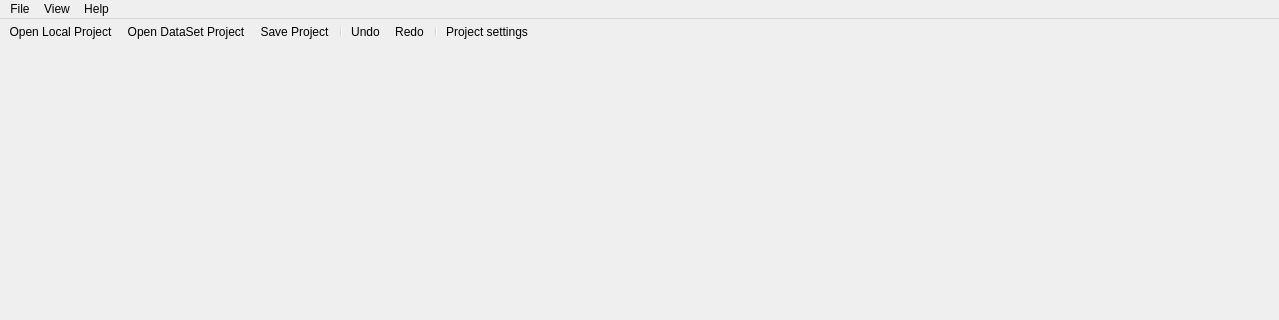
This is anno/MainWindow.ui in urobots-io/anno as Qt 5 draws it before an edit; both pictures show x 0 to 1279 and y 0 to 320 of the 1279 by 901 pixel window. The edited form follows.
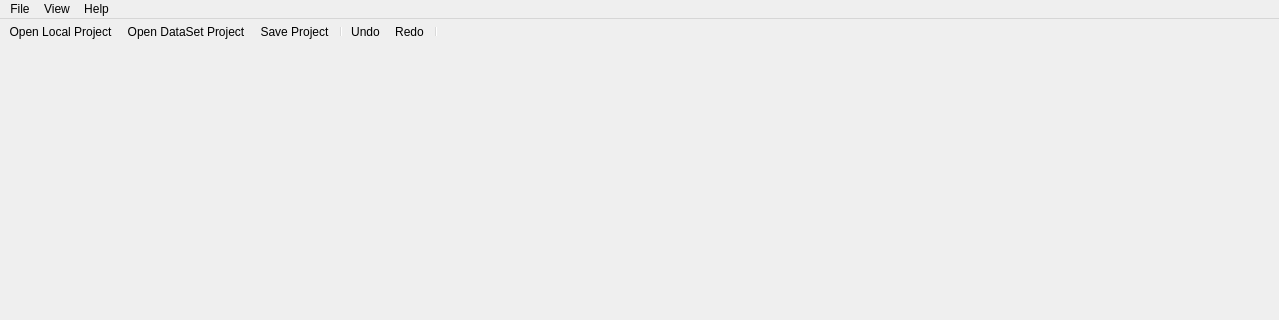
This is the edited form. Icons and pictures are not drawn. Custom widgets are drawn as their Qt base class.

Commit message: Edit Project properies replaced with Edit project use data

The edit to the form file:
```diff
--- a/anno/MainWindow.ui
+++ b/anno/MainWindow.ui
@@ -463,7 +463,6 @@
    <addaction name="undo_action"/>
    <addaction name="redo_action"/>
    <addaction name="separator"/>
-   <addaction name="project_settings_action"/>
   </widget>
   <widget class="QStatusBar" name="statusBar"/>
   <action name="save_action">
```
Left out of the diff: 2 changed lines with no effect on the pictures. The commit also changes 4 other files.
